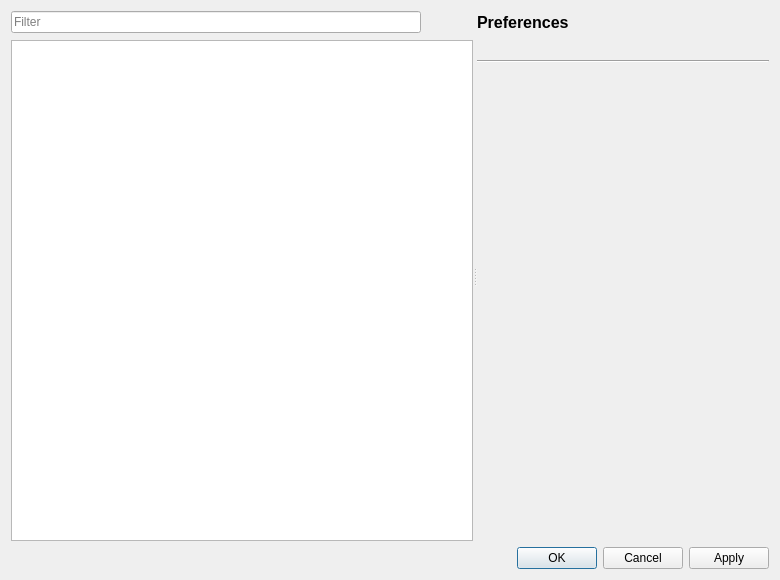
Qt form scripts/Edit/AbstractPreferences.ui (qcad/qcad) before a commit.
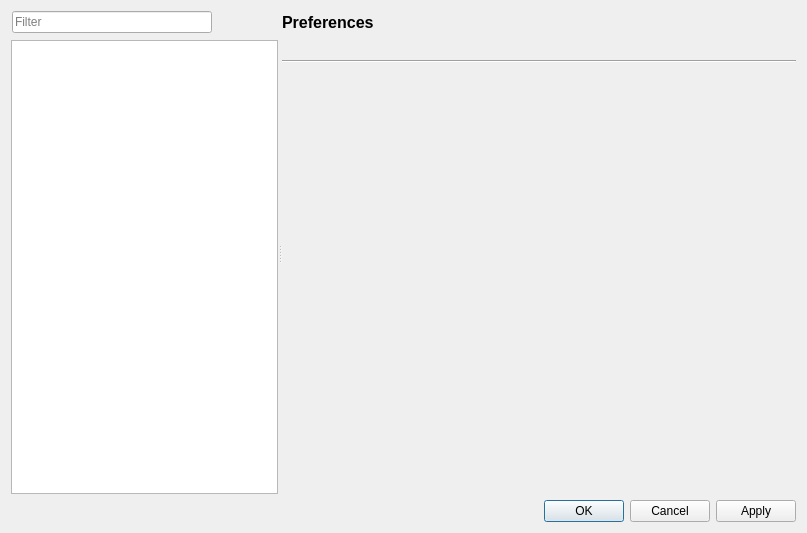
The same form after that commit. Icons and pictures are not drawn.

Commit message: fix widget names, allow default page

Patch:
```diff
--- a/scripts/Edit/AbstractPreferences.ui
+++ b/scripts/Edit/AbstractPreferences.ui
@@ -6,8 +6,8 @@
    <rect>
     <x>0</x>
     <y>0</y>
-    <width>780</width>
-    <height>580</height>
+    <width>807</width>
+    <height>533</height>
    </rect>
   </property>
   <property name="windowTitle">
@@ -19,15 +19,30 @@
      <property name="orientation">
       <enum>Qt::Horizontal</enum>
      </property>
-     <widget class="QWidget" name="layoutWidget">
+     <widget class="QWidget" name="">
       <layout class="QVBoxLayout" name="verticalLayout">
        <item>
         <layout class="QHBoxLayout" name="horizontalLayout">
-         <property name="spacing">
-          <number>2</number>
-         </property>
          <item>
-          <widget class="QLineEdit" name="leFilter">
+          <widget class="QLineEdit" name="Filter">
+           <property name="sizePolicy">
+            <sizepolicy hsizetype="MinimumExpanding" vsizetype="Fixed">
+             <horstretch>0</horstretch>
+             <verstretch>0</verstretch>
+            </sizepolicy>
+           </property>
+           <property name="minimumSize">
+            <size>
+             <width>200</width>
+             <height>0</height>
+            </size>
+           </property>
+           <property name="maximumSize">
+            <size>
+             <width>200</width>
+             <height>16777215</height>
+            </size>
+           </property>
            <property name="placeholderText">
             <string>Filter</string>
            </property>
@@ -73,7 +88,19 @@
         </layout>
        </item>
        <item>
-        <widget class="QTreeWidget" name="twCategory">
+        <widget class="QTreeWidget" name="Category">
+         <property name="sizePolicy">
+          <sizepolicy hsizetype="MinimumExpanding" vsizetype="Expanding">
+           <horstretch>0</horstretch>
+           <verstretch>0</verstretch>
+          </sizepolicy>
+         </property>
+         <property name="minimumSize">
+          <size>
+           <width>200</width>
+           <height>0</height>
+          </size>
+         </property>
          <attribute name="headerVisible">
           <bool>false</bool>
          </attribute>
@@ -98,7 +125,6 @@
            <property name="font">
             <font>
              <pointsize>12</pointsize>
-             <weight>75</weight>
              <bold>true</bold>
             </font>
            </property>
@@ -138,6 +164,12 @@
        </item>
        <item>
         <widget class="QLabel" name="Warning">
+         <property name="sizePolicy">
+          <sizepolicy hsizetype="MinimumExpanding" vsizetype="Preferred">
+           <horstretch>0</horstretch>
+           <verstretch>0</verstretch>
+          </sizepolicy>
+         </property>
          <property name="text">
           <string notr="true"/>
          </property>
@@ -148,17 +180,36 @@
        </item>
        <item>
         <widget class="Line" name="line">
+         <property name="sizePolicy">
+          <sizepolicy hsizetype="MinimumExpanding" vsizetype="Fixed">
+           <horstretch>0</horstretch>
+           <verstretch>0</verstretch>
+          </sizepolicy>
+         </property>
          <property name="orientation">
           <enum>Qt::Horizontal</enum>
          </property>
         </widget>
        </item>
        <item>
-        <widget class="QStackedWidget" name="stwPage">
+        <widget class="QStackedWidget" name="Page">
+         <property name="minimumSize">
+          <size>
+           <width>500</width>
+           <height>0</height>
+          </size>
+         </property>
          <property name="currentIndex">
           <number>0</number>
          </property>
-         <widget class="QWidget" name="empty"/>
+         <widget class="QWidget" name="empty">
+          <property name="sizePolicy">
+           <sizepolicy hsizetype="Expanding" vsizetype="Preferred">
+            <horstretch>0</horstretch>
+            <verstretch>0</verstretch>
+           </sizepolicy>
+          </property>
+         </widget>
         </widget>
        </item>
       </layout>
```
Left out of the diff: 14 changed lines with no effect on the pictures. The commit also changes 1 other file.
